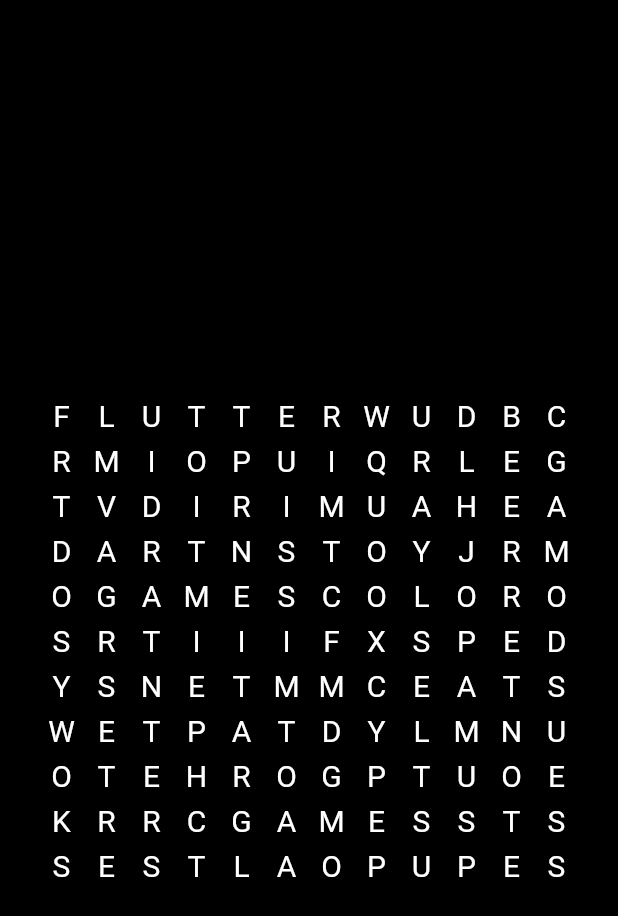
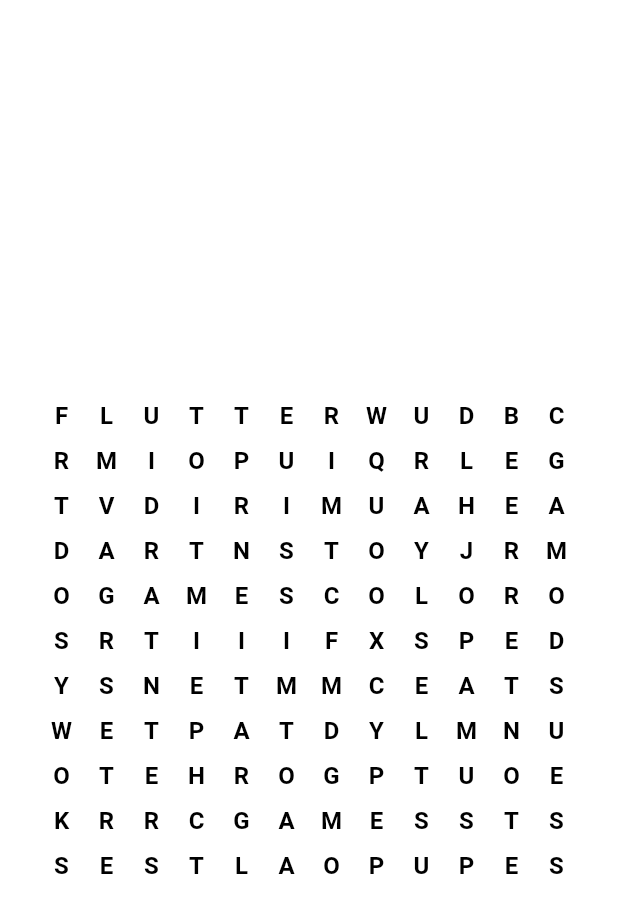
Before and after one commit to Amonc/crossword, a Flutter app: the screen it shows after launch, on a phone screen of 412 x 824 dp. Shown: the top 916 px of the screen. Run offline on Flutter 3.47's test engine with Material 3 defaults, Android fonts, the phone set to English and light mode, and no system bars.

Commit message:
* Gradient Colors, TextStyles and Line Decoration updated to the Crossword Widget

```diff
--- a/example/analysis_options.yaml
+++ b/example/analysis_options.yaml
@@ -22,8 +22,8 @@
   # `// ignore_for_file: name_of_lint` syntax on the line or in the file
   # producing the lint.
   rules:
-    # avoid_print: false  # Uncomment to disable the `avoid_print` rule
-    # prefer_single_quotes: true  # Uncomment to enable the `prefer_single_quotes` rule
+  # avoid_print: false  # Uncomment to disable the `avoid_print` rule
+  # prefer_single_quotes: true  # Uncomment to enable the `prefer_single_quotes` rule
 
 # Additional information about this file can be found at
 # https://dart.dev/guides/language/analysis-options
--- a/example/lib/main.dart
+++ b/example/lib/main.dart
@@ -69,7 +69,7 @@
   @override
   Widget build(BuildContext context) {
     return Scaffold(
-        backgroundColor: Colors.black,
+        backgroundColor: Colors.white,
         body: Crossword(
           letters: const [
             ["F", "L", "U", "T", "T", "E", "R", "W", "U", "D", "B", "C"],
@@ -86,11 +86,18 @@
           ],
           spacing: const Offset(30, 30),
           onLineDrawn: (List<String> words) {},
-          textStyle: const TextStyle(color: Colors.white, fontSize: 20),
-          lineDecoration:
-              LineDecoration(lineColors: lineColors, strokeWidth: 20),
+          textStyle: const TextStyle(
+              color: Colors.black, fontSize: 16, fontWeight: FontWeight.bold),
+          lineDecoration: const LineDecoration(
+            lineGradientColors: [
+              [Colors.blue, Colors.black, Colors.red],
+              [Colors.orange, Colors.black],
+            ],
+            strokeWidth: 26,
+            lineTextStyle: TextStyle(
+                color: Colors.white, fontSize: 16, fontWeight: FontWeight.bold),
+          ),
           hints: const ["FLUTTER", "GAMES", "UI", "COLORS"],
-          allowOverlap: true,
         ));
   }
 }
--- a/lib/components/line_decoration.dart
+++ b/lib/components/line_decoration.dart
@@ -1,17 +1,21 @@
 import 'package:flutter/material.dart';
 
 class LineDecoration {
-  final List<Color>? lineColors;
+  final List<List<Color>> lineGradientColors;
 
-  final Color? incorrectColor;
-  final Color? correctColor;
+  final List<Color>? incorrectGradientColors;
+  final List<Color>? correctGradientColors;
   final double? strokeWidth;
   final StrokeCap? strokeCap;
+  final TextStyle? lineTextStyle;
 
-  const LineDecoration(
-      {this.lineColors = const [Colors.blue],
-      this.incorrectColor,
-      this.correctColor,
-      this.strokeWidth = 20,
-      this.strokeCap = StrokeCap.round});
+  const LineDecoration({
+    required this.lineGradientColors,
+    this.incorrectGradientColors = const [Colors.red, Colors.black],
+    this.correctGradientColors = const [Colors.green, Colors.black],
+    this.strokeWidth = 20,
+    this.strokeCap = StrokeCap.round,
+    this.lineTextStyle = const TextStyle(
+        color: Colors.white, fontSize: 16, fontWeight: FontWeight.bold),
+  });
 }
--- a/lib/components/word_line.dart
+++ b/lib/components/word_line.dart
@@ -1,18 +1,19 @@
 import 'package:crossword/components/letter_offset.dart';
 import 'package:flutter/cupertino.dart';
+import 'package:flutter/material.dart';
 
 class WordLine extends ChangeNotifier {
   final List<List<String>> letters;
   final List<LetterOffset> offsets;
   final bool acceptReversedDirection;
-  Color color;
+  List<Color> colors;
 
   int xSign = 0;
   int ySign = 0;
 
   WordLine(
       {required this.offsets,
-      required this.color,
+      required this.colors,
       required this.letters,
       this.acceptReversedDirection = false});
 
@@ -51,8 +52,8 @@
   }
 
   ///set the line color
-  set setColor(Color c) {
-    color = c;
+  set setColors(List<Color> c) {
+    colors = c;
     notifyListeners();
   }
 
```
Also changed, not shown: lib/components/line_painter.dart (+70 -7 lines), lib/crossword.dart (+33 -24 lines), pubspec.yaml (+30 -30 lines), example/pubspec.lock, 27 other files.
